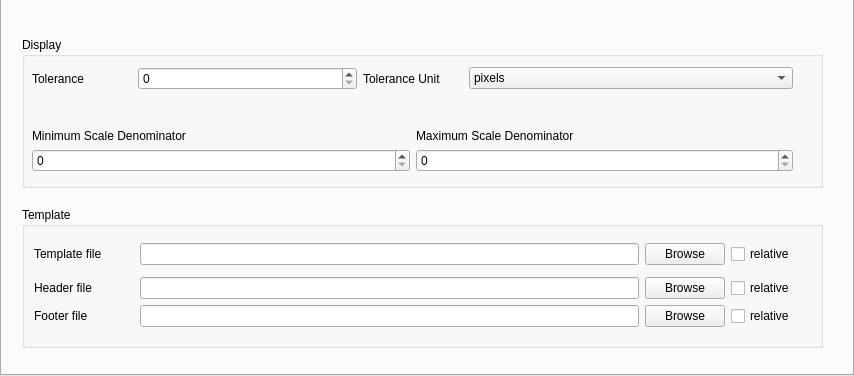
This is layersettingsvector.ui in QMapfileEditor/QMapfileEditor as Qt 5 draws it before an edit; both pictures show x 0 to 854 and y 189 to 565 of the 854 by 565 pixel window. The edited form follows.
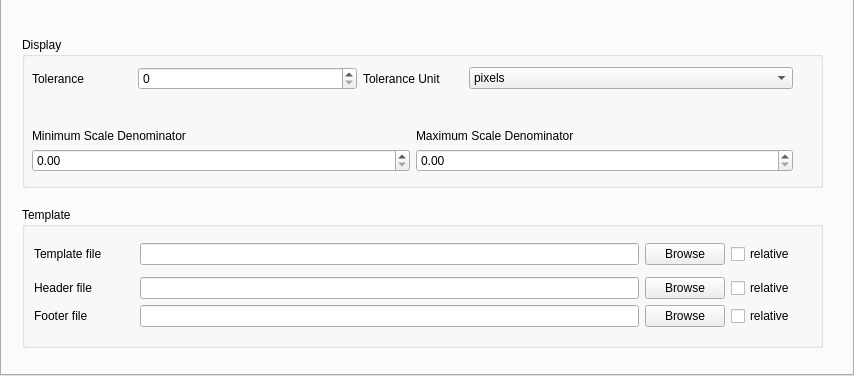
This is the edited form. Icons and pictures are not drawn.

Commit message: layer settings UI - QSpinBox -> QDoubleSpinBox for min/max scales

```diff
--- a/layersettingsvector.ui
+++ b/layersettingsvector.ui
@@ -477,7 +477,7 @@
            </widget>
           </item>
           <item>
-           <widget class="QSpinBox" name="mf_minScaleDenom_edit">
+           <widget class="QDoubleSpinBox" name="mf_minScaleDenom_edit">
             <property name="accelerated">
              <bool>true</bool>
             </property>
@@ -498,7 +498,7 @@
            </widget>
           </item>
           <item>
-           <widget class="QSpinBox" name="mf_maxScaleDenom_edit">
+           <widget class="QDoubleSpinBox" name="mf_maxScaleDenom_edit">
             <property name="wrapping">
              <bool>false</bool>
             </property>
```
The commit also changes 1 other file.
